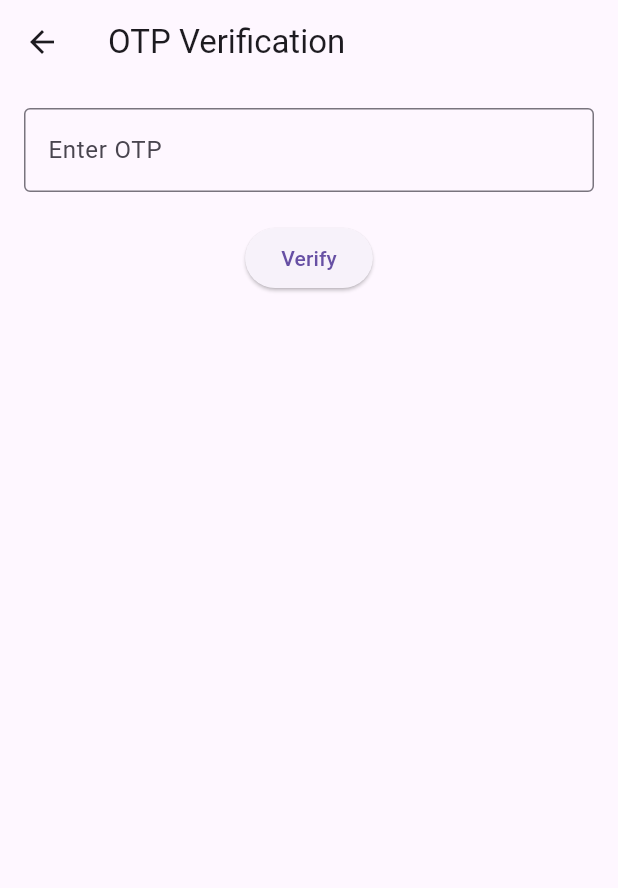
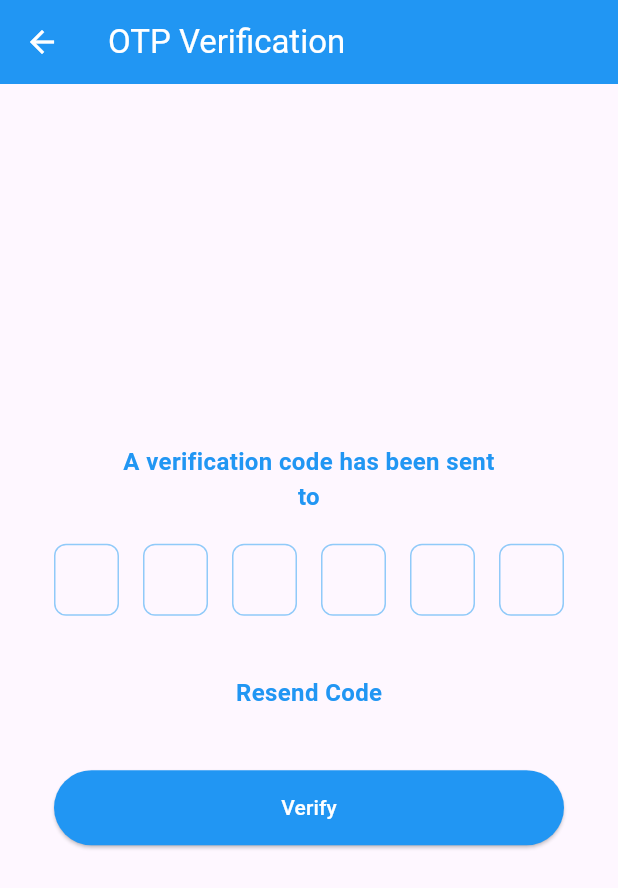
Before and after one commit to VASANTH04032004/Messenja, a Flutter app: the OTPVerificationScreen screen opened by its route, on a phone screen of 412 x 824 dp. Shown: the top 888 px of the screen. Run offline on Flutter 3.47's test engine with Material 3 defaults, Android fonts, the phone set to English and light mode, and no system bars; drawn by our look-alikes of pin_input_text_field; our stand-ins replace firebase_auth, firebase_core, get, intl_phone_number_input; accounts and stored records are empty.

Commit message:
Change UI and Theme and implement the resend Button for request to get the OTP from the firebase

```diff
--- a/lib/screens/otp_verification_screen.dart
+++ b/lib/screens/otp_verification_screen.dart
@@ -1,40 +1,88 @@
 import 'package:flutter/material.dart';
 import 'package:get/get.dart';
+import 'package:pin_input_text_field/pin_input_text_field.dart';
 
 import '../controllers/auth_controller.dart';
 
 class OTPVerificationScreen extends GetView<AuthController> {
-  final TextEditingController otpController = TextEditingController();
-
   @override
   Widget build(BuildContext context) {
     return Scaffold(
       appBar: AppBar(
-        title: Text('OTP Verification'),
+        title: Text(
+          'OTP Verification',
+          style: TextStyle(color: Colors.white),
+        ),
+        backgroundColor: Colors.blue,
+        iconTheme: IconThemeData(color: Colors.white),
       ),
       body: Padding(
         padding: const EdgeInsets.all(16.0),
         child: Column(
+          mainAxisAlignment: MainAxisAlignment.center,
           children: [
-            TextField(
-              controller: otpController,
-              decoration: InputDecoration(
-                labelText: 'Enter OTP',
-                border: OutlineInputBorder(),
+            Text(
+              'A verification code has been sent\nto ${controller.phoneNumber.value}',
+              textAlign: TextAlign.center,
+              style: TextStyle(
+                fontSize: 16.0,
+                fontWeight: FontWeight.bold,
+                color: Colors.blue,
               ),
-              keyboardType: TextInputType.number,
             ),
             Padding(
-              padding: const EdgeInsets.only(top: 20.0),
+              padding: const EdgeInsets.all(20.0),
+              child: PinInputTextField(
+                pinLength: 6,
+                decoration: BoxLooseDecoration(
+                  textStyle: TextStyle(fontSize: 20, color: Colors.blue),
+                  strokeColorBuilder: PinListenColorBuilder(
+                    Colors.blue,
+                    Colors.blue[200]!,
+                  ),
+                ),
+                keyboardType: TextInputType.number,
+                onChanged: (value) {
+                  controller.otp.value = value;
+                },
+              ),
+            ),
+            Padding(
+              padding: const EdgeInsets.all(20.0),
+              child: GestureDetector(
+                onTap: controller.isLoading.value ? null : () {
+                  controller.resendOTP();
+                },
+                child: Text(
+                  'Resend Code',
+                  style: TextStyle(
+                    fontSize: 16.0,
+                    color: Colors.blue, // Set 'Resend Code' text color to blue
+                    fontWeight: FontWeight.bold,
+                  ),
+                ),
+              ),
+            ),
+            Padding(
+              padding: const EdgeInsets.all(20.0),
               child: Obx(() => ElevatedButton(
                 onPressed: controller.isLoading.value
                     ? null
                     : () {
-                  controller.verifyOTP(otpController.text);
+                  controller.verifyOTP(controller.otp.value);
                 },
+                style: ElevatedButton.styleFrom(
+                  minimumSize: Size(double.infinity, 50),
+                  backgroundColor: Colors.blue, // Set 'Verify' button color to blue
+                ),
                 child: controller.isLoading.value
-                    ? CircularProgressIndicator()
-                    : Text('Verify'),
+                    ? CircularProgressIndicator(
+                  valueColor: AlwaysStoppedAnimation<Color>(Colors.white),
+                )
+                    : Text(
+                  'Verify',
+                  style: TextStyle(color: Colors.white), // Set 'Verify' text color to white
+                ),
               )),
             ),
           ],
--- a/pubspec.yaml
+++ b/pubspec.yaml
@@ -41,6 +41,7 @@ dependencies:
   intl_phone_number_input: ^0.7.4
   get_storage: ^2.1.1
   pin_code_fields: ^8.0.1
+  pin_input_text_field: ^4.5.2
 
 dev_dependencies:
   flutter_test:
@@ -65,8 +66,8 @@ flutter:
   uses-material-design: true
 
   # To add assets to your application, add an assets section, like this:
-  # assets:
-  #   - images/a_dot_burr.jpeg
+  #assets:
+  #   - assets/phone.jpg
   #   - images/a_dot_ham.jpeg
 
   # An image asset can refer to one or more resolution-specific "variants", see
```
Also changed, not shown: lib/controllers/auth_controller.dart (+43 -1 lines), lib/screens/home_screen.dart (+41 -9 lines), lib/screens/phone_login_screen.dart (+41 -12 lines), pubspec.lock.
